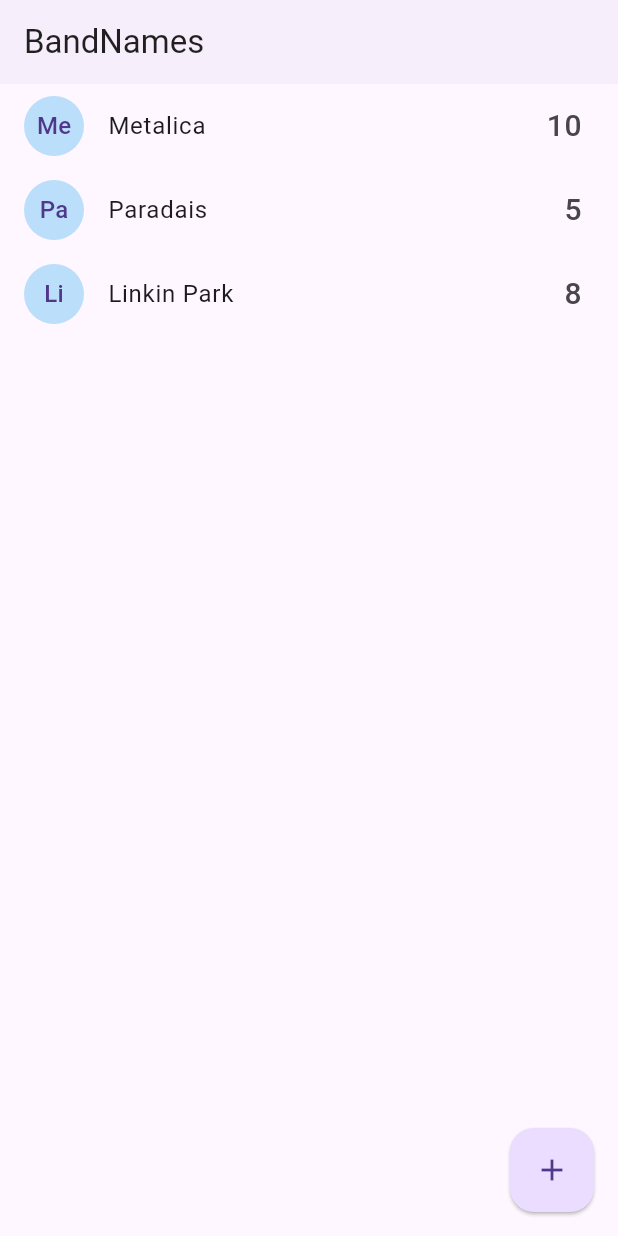
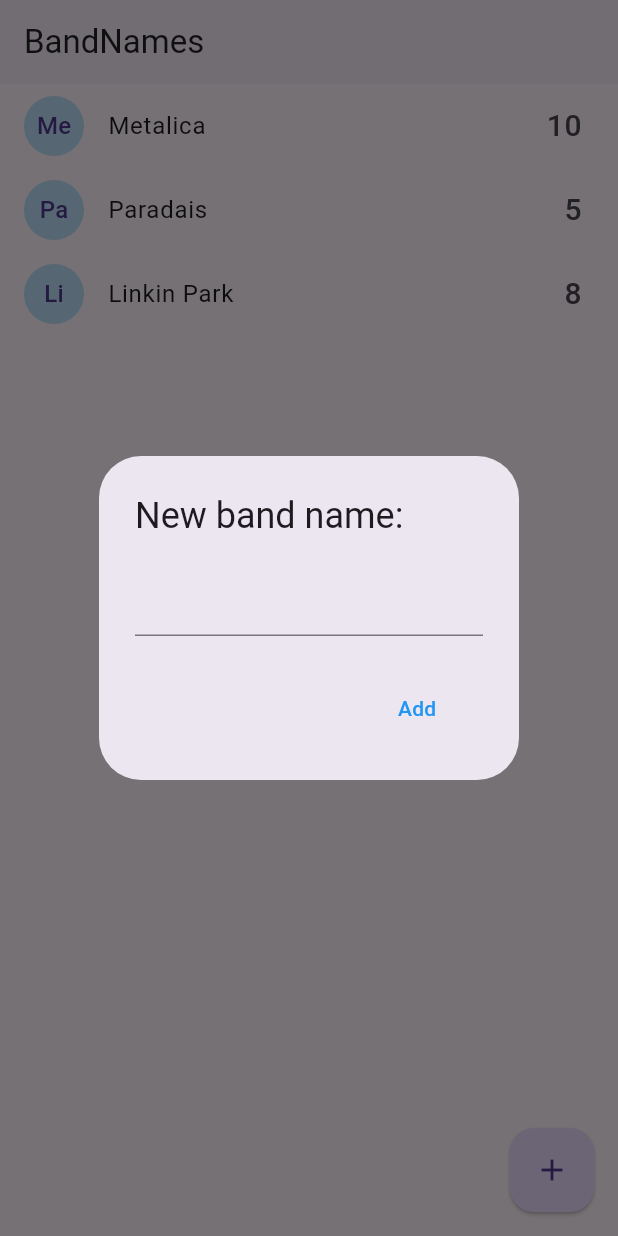
Before and after one commit to Yader1/flutter-band-names, a Flutter app: the screen it shows after launch, after a tap on the "add" icon, on a phone screen of 412 x 824 dp. Run offline on Flutter 3.47's test engine with Material 3 defaults, Android fonts, the phone set to English and light mode, and no system bars.

```diff
--- a/lib/pages/home.dart
+++ b/lib/pages/home.dart
@@ -1,3 +1,6 @@
+import 'dart:io';
+
+import 'package:flutter/cupertino.dart';
 import 'package:flutter/material.dart';
 
 import 'package:band_names/pages/models/band.dart';
@@ -27,7 +30,7 @@ class _HomePageState extends State<HomePage> {
         itemBuilder: (context, i) => _bandTile(bands[i])
       ),
       floatingActionButton: FloatingActionButton(
-        onPressed: (){},
+        onPressed: addNewBand,
         elevation: 1,
         child: const Icon(Icons.add),
       ),
@@ -47,4 +50,63 @@ class _HomePageState extends State<HomePage> {
       },
     );
   }
+
+  addNewBand(){
+    final textController = new TextEditingController();
+
+    if(Platform.isAndroid){
+      return showDialog(
+        context: context,
+        builder: (context) {
+          return AlertDialog(
+            title: const Text('New band name: '),
+            content: TextField(
+              controller: textController,
+            ),
+            actions: [
+              MaterialButton(
+                onPressed: () => addBandToList(textController.text),
+                elevation: 5.0,
+                textColor: Colors.blue,
+                child: const Text('Add'),
+              )
+            ],
+          );
+        }
+      );
+    }
+
+    showCupertinoDialog(
+      context: context,
+      builder: (_){
+        return CupertinoAlertDialog(
+          title: const Text('New band name: '),
+          content: CupertinoTextField(
+            controller: textController,
+          ),
+          actions: [
+            CupertinoDialogAction(
+              isDefaultAction: true,
+              onPressed: () => addBandToList(textController.text),
+              child: const Text('Add'),
+            ),
+            CupertinoDialogAction(
+              isDestructiveAction: true,
+              onPressed: () => Navigator.pop(context),
+              child: const Text('Dismiss'),
+            )
+          ],
+        );
+      }
+    );
+  }
+
+  void addBandToList(String name){
+    if(name.length > 1){
+      bands.add(Band(id: DateTime.now().toString(), name: name, votes: 0));
+      setState(() {});
+    }
+
+    Navigator.pop(context);
+  }
 }
```
